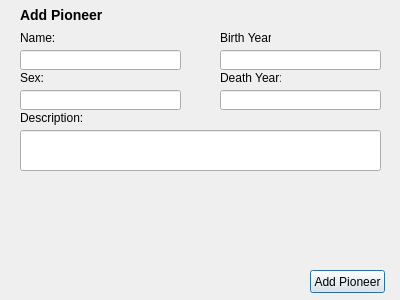
Old version of the form vika3/ui/addpioneer.ui in the repository hlynurstef/Verklegt-namskeid-1-vika-3.
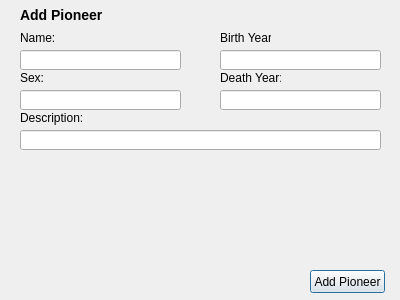
New version of the form.

```diff
--- a/vika3/ui/addpioneer.ui
+++ b/vika3/ui/addpioneer.ui
@@ -144,16 +144,6 @@
     <string>Add Pioneer</string>
    </property>
   </widget>
-  <widget class="QLineEdit" name="input_description">
-   <property name="geometry">
-    <rect>
-     <x>20</x>
-     <y>130</y>
-     <width>361</width>
-     <height>41</height>
-    </rect>
-   </property>
-  </widget>
   <widget class="QLabel" name="label_name_error">
    <property name="geometry">
     <rect>
@@ -206,6 +196,16 @@
     <string/>
    </property>
   </widget>
+  <widget class="QLineEdit" name="input_description">
+   <property name="geometry">
+    <rect>
+     <x>20</x>
+     <y>130</y>
+     <width>361</width>
+     <height>20</height>
+    </rect>
+   </property>
+  </widget>
  </widget>
  <resources/>
  <connections/>
```
